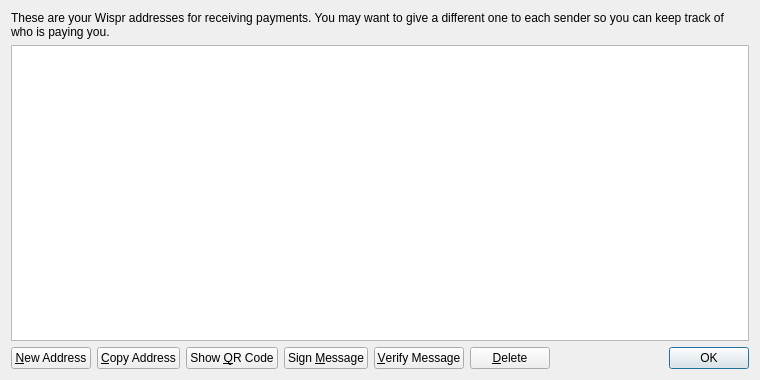
First picture: the form in src/qt/forms/addressbookpage.ui, repository rpicoin/rpicore, before the edit.
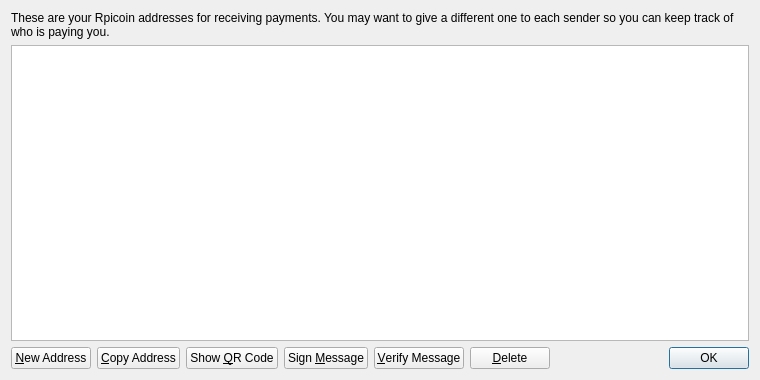
Second picture: the form after the edit.

Commit message: [CORE] Merge Wispr 0.2 with Rpicoin 0.2

Patch:
```diff
--- a/src/qt/forms/addressbookpage.ui
+++ b/src/qt/forms/addressbookpage.ui
@@ -17,7 +17,7 @@
    <item>
     <widget class="QLabel" name="labelExplanation">
      <property name="text">
-      <string>These are your Wispr addresses for receiving payments. You may want to give a different one to each sender so you can keep track of who is paying you.</string>
+      <string>These are your Rpicoin addresses for receiving payments. You may want to give a different one to each sender so you can keep track of who is paying you.</string>
      </property>
      <property name="textFormat">
       <enum>Qt::PlainText</enum>
```
Left out of the diff: 4 changed lines with no effect on the pictures. The commit also changes 247 other files.
